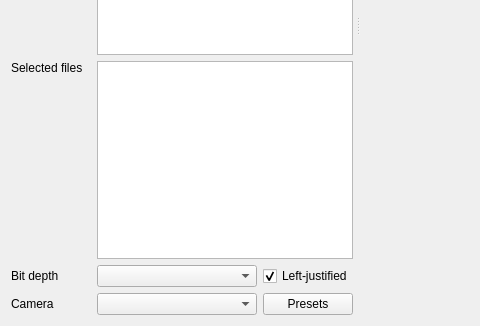
The window that src/pcot/assets/inputmultifile.ui (AU-ExoMars/PCOT) describes before a commit, drawn with Qt 5; both pictures show x 0 to 480 and y 276 to 602 of the 1011 by 602 pixel window.
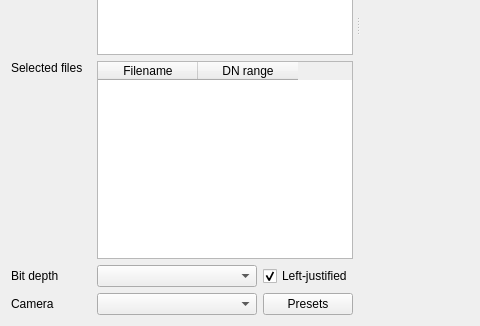
The same window after the commit. Custom widgets are drawn as their Qt base class.

Commit message: Show raw DN range in RGB and Multifile input views

```diff
--- a/src/pcot/assets/inputmultifile.ui
+++ b/src/pcot/assets/inputmultifile.ui
@@ -110,13 +110,29 @@
         </widget>
        </item>
        <item row="5" column="1" colspan="2">
-        <widget class="QPlainTextEdit" name="outputFiles">
+        <widget class="QTableWidget" name="outputFiles">
          <property name="maximumSize">
           <size>
            <width>16777215</width>
            <height>200</height>
           </size>
          </property>
+         <property name="editTriggers">
+          <set>QAbstractItemView::NoEditTriggers</set>
+         </property>
+         <property name="selectionMode">
+          <enum>QAbstractItemView::NoSelection</enum>
+         </property>
+         <column>
+          <property name="text">
+           <string>Filename</string>
+          </property>
+         </column>
+         <column>
+          <property name="text">
+           <string>DN range</string>
+          </property>
+         </column>
         </widget>
        </item>
        <item row="6" column="1">
```
The commit also changes 8 other files.
